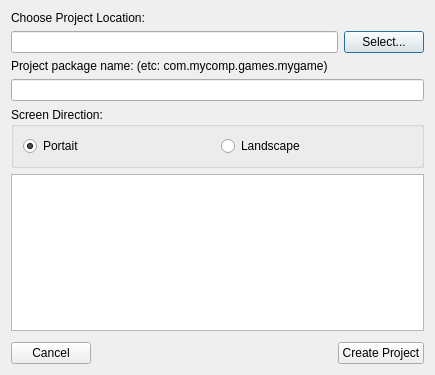
Qt form player/proj.qt/createprojectui.ui (chukong/quick-cocos2d-x) before a commit.
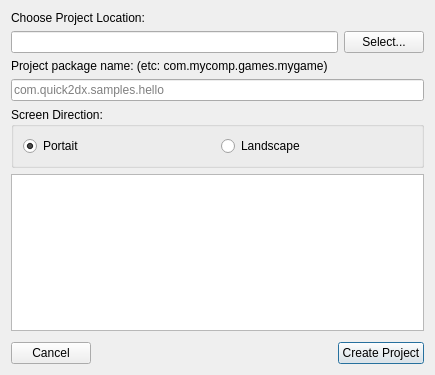
The same form after that commit.

Commit message: bugfix: create project & improve ui

The edit to the form file:
```diff
--- a/player/proj.qt/createprojectui.ui
+++ b/player/proj.qt/createprojectui.ui
@@ -33,6 +33,9 @@
          <property name="text">
           <string>Select...</string>
          </property>
+         <property name="autoDefault">
+          <bool>false</bool>
+         </property>
         </widget>
        </item>
       </layout>
@@ -50,7 +53,7 @@
         <string/>
        </property>
        <property name="placeholderText">
-        <string/>
+        <string>com.quick2dx.samples.hello</string>
        </property>
       </widget>
      </item>
@@ -143,6 +146,12 @@
          <property name="text">
           <string>Create Project</string>
          </property>
+         <property name="autoDefault">
+          <bool>false</bool>
+         </property>
+         <property name="default">
+          <bool>true</bool>
+         </property>
         </widget>
        </item>
       </layout>
```
The commit also changes 1 other file.
